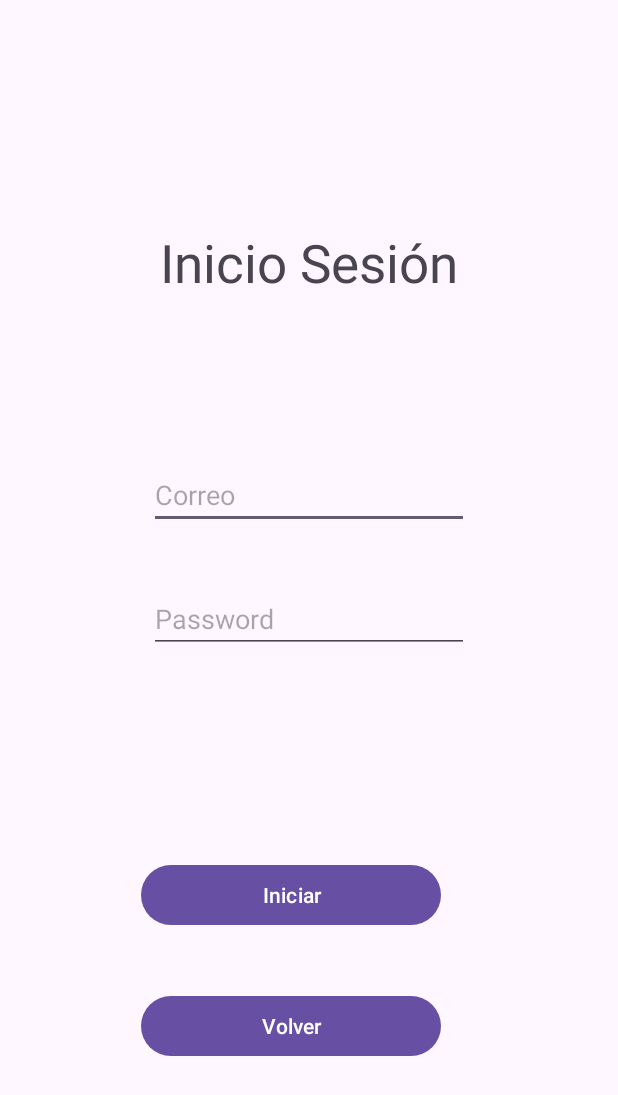
After one commit to bamg359/Moviles2024, an Android app: the InicioSesion screen opened directly, with no data from a screen before it, on a phone screen of 412 x 824 dp. The commit adds this screen. Shown: the top 1095 px of the screen. Run offline under Robolectric (Android 15) with nearby library versions, the phone set to English and light mode, and no system bars.

Commit message:
21 mayo
lts

```diff
--- /dev/null
+++ b/CashBank/app/src/main/java/co/com/cesde/cashbank/InicioSesion.java
@@ -0,0 +1,66 @@
+package co.com.cesde.cashbank;
+
+import androidx.appcompat.app.AppCompatActivity;
+
+import android.content.Intent;
+import android.os.Bundle;
+import android.view.View;
+import android.widget.Button;
+import android.widget.EditText;
+
+public class InicioSesion extends AppCompatActivity {
+
+
+
+
+
+    EditText inputCorreoCLiente;
+    EditText inputClaveCliente;
+    Button btnIniciarSesion;
+
+    Button btnVolverInicio;
+
+
+    @Override
+    protected void onCreate(Bundle savedInstanceState) {
+        super.onCreate(savedInstanceState);
+        setContentView(R.layout.activity_inicio_sesion);
+
+        btnIniciarSesion = findViewById(R.id.btn_iniciar);
+        btnVolverInicio = findViewById(R.id.btn_volver_inicio);
+
+
+        btnIniciarSesion.setOnClickListener(new View.OnClickListener() {
+            @Override
+            public void onClick(View v) {
+                irDasboard();
+            }
+        });
+
+        btnVolverInicio.setOnClickListener(new View.OnClickListener() {
+            @Override
+            public void onClick(View v) {
+                irInicio();
+            }
+        });
+
+
+    }
+
+
+
+
+    public void irDasboard(){
+
+        Intent intent = new Intent(this, DashBoardCliente.class);
+        startActivity(intent);
+    }
+
+    public void irInicio(){
+
+        Intent intent = new Intent(this, MainActivity.class);
+        startActivity(intent);
+    }
+
+
+}
--- /dev/null
+++ b/CashBank/app/src/main/res/layout/activity_inicio_sesion.xml
@@ -0,0 +1,66 @@
+<?xml version="1.0" encoding="utf-8"?>
+<androidx.constraintlayout.widget.ConstraintLayout xmlns:android="http://schemas.android.com/apk/res/android"
+    xmlns:app="http://schemas.android.com/apk/res-auto"
+    xmlns:tools="http://schemas.android.com/tools"
+    android:layout_width="match_parent"
+    android:layout_height="match_parent"
+    tools:context=".InicioSesion">
+
+    <TextView
+        android:id="@+id/textView2"
+        android:layout_width="wrap_content"
+        android:layout_height="wrap_content"
+        android:layout_marginTop="128dp"
+        android:layout_marginBottom="131dp"
+        android:text="Inicio Sesión"
+        android:textSize="35sp"
+        app:layout_constraintBottom_toBottomOf="@+id/input_correo_cliente"
+        app:layout_constraintEnd_toEndOf="parent"
+        app:layout_constraintStart_toStartOf="parent"
+        app:layout_constraintTop_toTopOf="parent" />
+
+    <EditText
+        android:id="@+id/input_correo_cliente"
+        android:layout_width="wrap_content"
+        android:layout_height="wrap_content"
+        android:layout_marginTop="261dp"
+        android:layout_marginBottom="261dp"
+        android:ems="10"
+        android:hint="Correo"
+        android:inputType="text"
+        app:layout_constraintBottom_toTopOf="@+id/btn_volver_inicio"
+        app:layout_constraintEnd_toEndOf="parent"
+        app:layout_constraintStart_toStartOf="parent"
+        app:layout_constraintTop_toTopOf="parent" />
+
+    <EditText
+        android:id="@+id/input_clave_cliente"
+        android:layout_width="wrap_content"
+        android:layout_height="wrap_content"
+        android:layout_marginTop="37dp"
+        android:ems="10"
+        android:hint="Password"
+        android:inputType="text"
+        app:layout_constraintStart_toStartOf="@+id/input_correo_cliente"
+        app:layout_constraintTop_toBottomOf="@+id/input_correo_cliente" />
+
+    <Button
+        android:id="@+id/btn_iniciar"
+        android:layout_width="0dp"
+        android:layout_height="wrap_content"
+        android:layout_marginBottom="203dp"
+        android:text="Iniciar"
+        app:layout_constraintBottom_toBottomOf="parent"
+        app:layout_constraintEnd_toEndOf="@+id/btn_volver_inicio"
+        app:layout_constraintStart_toStartOf="@+id/btn_volver_inicio" />
+
+    <Button
+        android:id="@+id/btn_volver_inicio"
+        android:layout_width="200dp"
+        android:layout_height="wrap_content"
+        android:layout_marginStart="94dp"
+        android:layout_marginTop="39dp"
+        android:text="Volver"
+        app:layout_constraintStart_toStartOf="parent"
+        app:layout_constraintTop_toBottomOf="@+id/btn_iniciar" />
+</androidx.constraintlayout.widget.ConstraintLayout>
```
Also changed, not shown: CashBank/app/src/main/AndroidManifest.xml (+9 -0 lines), CashBank/app/src/main/java/co/com/cesde/cashbank/DashBoardCliente.java (added, +64 -0 lines), CashBank/app/src/main/java/co/com/cesde/cashbank/DataCliente.java (added, +14 -0 lines), CashBank/app/src/main/java/co/com/cesde/cashbank/MainActivity.java (+19 -0 lines), CashBank/app/src/main/java/co/com/cesde/cashbank/Registro.java (+21 -4 lines), CashBank/app/src/main/res/layout/activity_dash_board_cliente.xml (added, +73 -0 lines), CashBank/app/src/main/res/layout/activity_data_cliente.xml (added, +74 -0 lines).
